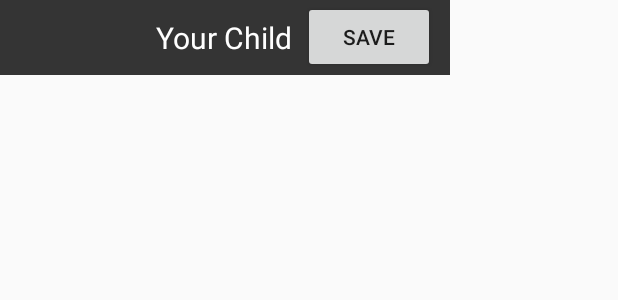
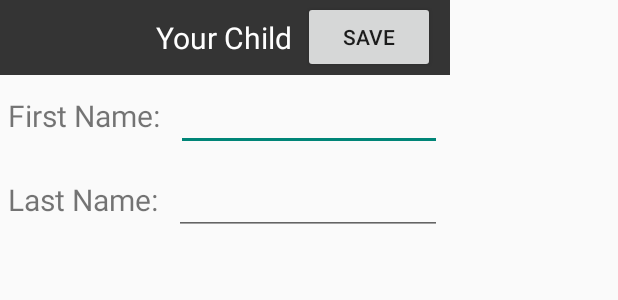
Before and after one commit to tejaswiyvs/HelloAndroid, an Android app: the layout activity_person.xml on its own in the app's theme, with its tools: preview values and no code run, on a phone screen of 412 x 824 dp. Shown: the top 300 px of the screen. Run offline under Robolectric (Android 15) with nearby library versions, the phone set to English and light mode, and no system bars.

Commit message:
bugfixes - full flow

```diff
--- a/app/src/main/res/layout/activity_person.xml
+++ b/app/src/main/res/layout/activity_person.xml
@@ -7,7 +7,7 @@
     tools:context="tejaswi_yerukalapudi.com.helloandroid.PersonListActivity">
 
     <RelativeLayout
-        android:id="@+id/personListToolBarLayout"
+        android:id="@+id/personToolbarLayout"
         android:layout_width="match_parent"
         android:layout_height="50dp"
         android:background="#343434"
@@ -32,14 +32,41 @@
             />
     </RelativeLayout>
 
-    <ListView
-        android:id="@+id/personListListView"
-        android:layout_width="match_parent"
-        android:layout_height="match_parent"
+    <TextView
+        android:id="@+id/personFirstNameLbl"
+        android:layout_width="wrap_content"
+        android:layout_height="wrap_content"
+        android:layout_below="@id/personToolbarLayout"
+        android:layout_alignBaseline="@+id/personFirstNameTxt"
         android:layout_margin="5dp"
-        android:layout_below="@id/personListToolBarLayout"
-        android:divider="#BCBCBC"
-        android:dividerHeight="1dp"
-        >
-    </ListView>
+        android:text="First Name:"
+        android:textSize="20dp"
+        />
+    <EditText
+        android:id="@id/personFirstNameTxt"
+        android:layout_width="200dp"
+        android:layout_height="wrap_content"
+        android:layout_below="@id/personToolbarLayout"
+        android:layout_toRightOf="@id/personFirstNameLbl"
+        android:layout_margin="5dp"
+        />
+    <TextView
+        android:id="@+id/personLastNameLbl"
+        android:layout_width="wrap_content"
+        android:layout_height="wrap_content"
+        android:layout_below="@id/personFirstNameTxt"
+        android:layout_alignBaseline="@+id/personLastNameTxt"
+        android:layout_margin="5dp"
+        android:text="Last Name:"
+        android:textSize="20dp"
+        />
+    <EditText
+        android:id="@id/personLastNameTxt"
+        android:layout_width="200dp"
+        android:layout_height="wrap_content"
+        android:layout_below="@id/personFirstNameTxt"
+        android:layout_toRightOf="@id/personLastNameLbl"
+        android:layout_margin="5dp"
+        />
+
 </RelativeLayout>
```
Also changed, not shown: app/src/main/java/tejaswi_yerukalapudi/com/helloandroid/PersonActivity.java (+11 -3 lines), app/src/main/java/tejaswi_yerukalapudi/com/helloandroid/PersonListActivity.java (+10 -23 lines).
